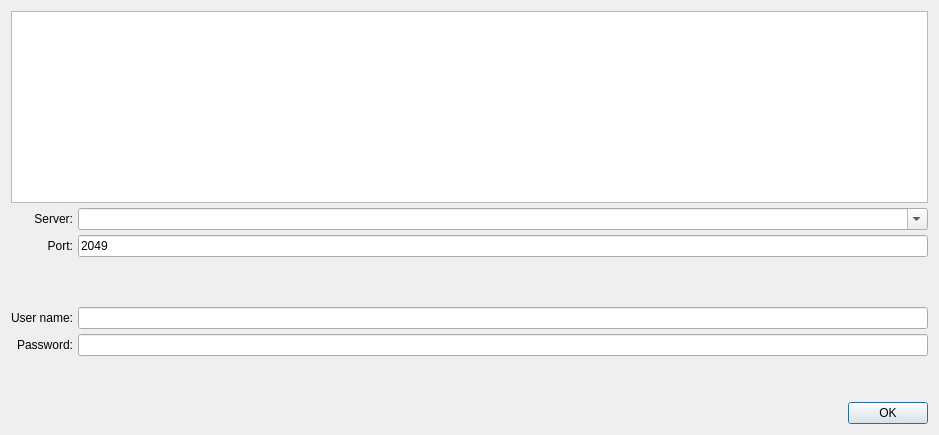
jonjamcam/JamTaba, file src/Common/gui/PrivateServerDialog.ui: the form before one commit.
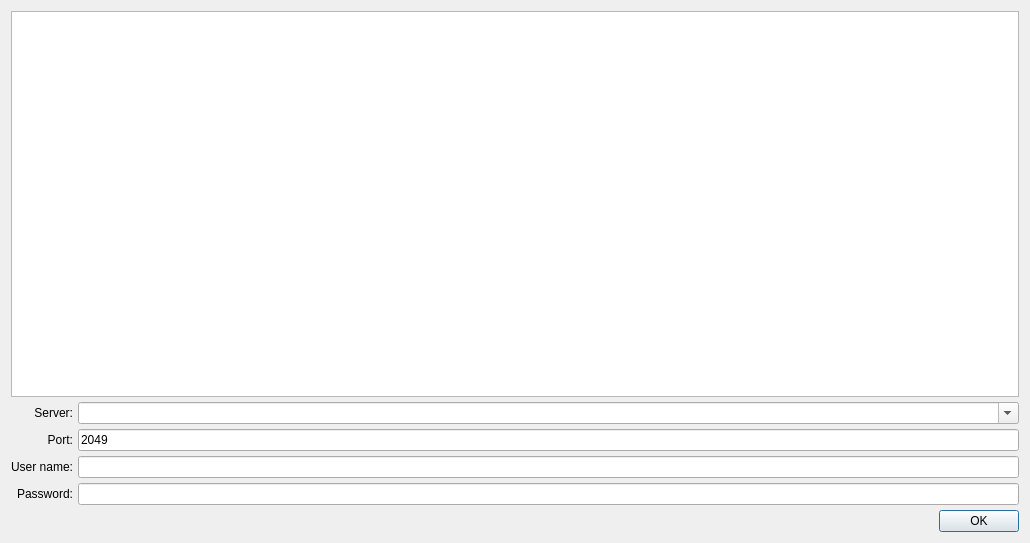
The form after the commit. Custom widgets are drawn as their Qt base class.

Diff of the .ui file:
```diff
--- a/src/Common/gui/PrivateServerDialog.ui
+++ b/src/Common/gui/PrivateServerDialog.ui
@@ -9,8 +9,8 @@
    <rect>
     <x>0</x>
     <y>0</y>
-    <width>939</width>
-    <height>435</height>
+    <width>1030</width>
+    <height>543</height>
    </rect>
   </property>
   <property name="windowTitle">
@@ -98,7 +98,7 @@
        </property>
       </widget>
      </item>
-     <item row="3" column="0">
+     <item row="2" column="0">
       <widget class="QLabel" name="labelUserName">
        <property name="sizePolicy">
         <sizepolicy hsizetype="Preferred" vsizetype="Preferred">
@@ -117,7 +117,7 @@
        </property>
       </widget>
      </item>
-     <item row="3" column="1">
+     <item row="2" column="1">
       <widget class="UserNameLineEdit" name="textFieldUserName">
        <property name="sizePolicy">
         <sizepolicy hsizetype="Expanding" vsizetype="Fixed">
@@ -136,7 +136,7 @@
        </property>
       </widget>
      </item>
-     <item row="4" column="0">
+     <item row="3" column="0">
       <widget class="QLabel" name="labelPassword">
        <property name="sizePolicy">
         <sizepolicy hsizetype="Preferred" vsizetype="Preferred">
@@ -155,7 +155,7 @@
        </property>
       </widget>
      </item>
-     <item row="4" column="1">
+     <item row="3" column="1">
       <widget class="QLineEdit" name="textFieldPassword">
        <property name="sizePolicy">
         <sizepolicy hsizetype="Expanding" vsizetype="Fixed">
@@ -174,34 +174,8 @@
        </property>
       </widget>
      </item>
-     <item row="2" column="1">
-      <spacer name="verticalSpacer">
-       <property name="orientation">
-        <enum>Qt::Vertical</enum>
-       </property>
-       <property name="sizeHint" stdset="0">
-        <size>
-         <width>20</width>
-         <height>40</height>
-        </size>
-       </property>
-      </spacer>
-     </item>
     </layout>
    </item>
-   <item>
-    <spacer name="verticalSpacer_2">
-     <property name="orientation">
-      <enum>Qt::Vertical</enum>
-     </property>
-     <property name="sizeHint" stdset="0">
-      <size>
-       <width>20</width>
-       <height>40</height>
-      </size>
-     </property>
-    </spacer>
-   </item>
    <item>
     <layout class="QHBoxLayout" name="horizontalLayout">
      <item>
```
